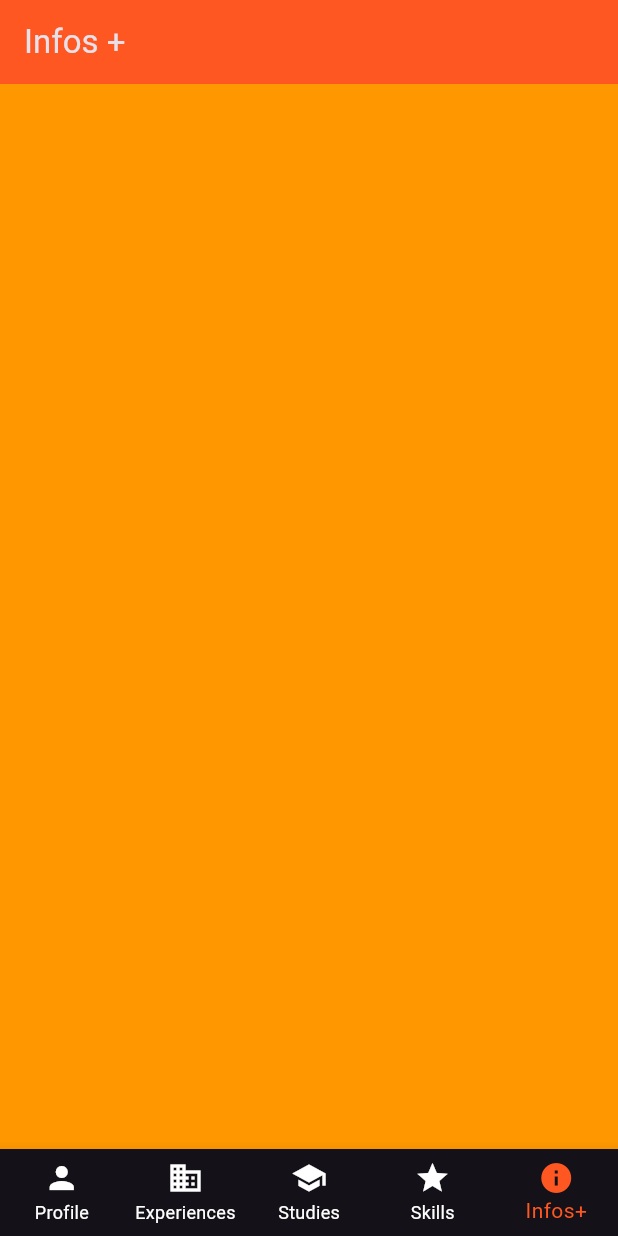
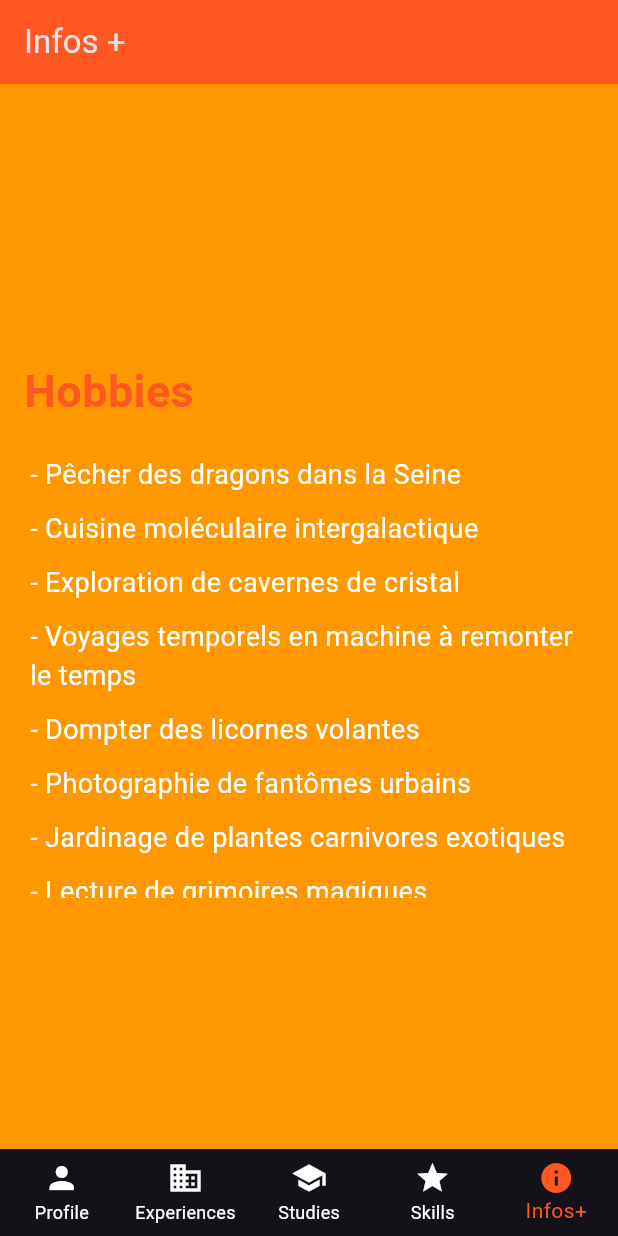
Before and after one commit to Nenuphare/CV_Flutter, a Flutter app: the screen it shows after launch, item 5 of the bottom bar chosen, on a phone screen of 412 x 824 dp. Run offline on Flutter 3.47's test engine with Material 3 defaults, Android fonts, the phone set to English and light mode, and no system bars; network calls fail.

Commit message:
Infos+ and lil chang in readme

```diff
--- a/lib/screens/infos.dart
+++ b/lib/screens/infos.dart
@@ -5,11 +5,64 @@ class InfosScreen extends StatelessWidget {
 
   @override
   Widget build(BuildContext context) {
+    final List<String> hobbies = [
+      '- Pêcher des dragons dans la Seine',
+      '- Cuisine moléculaire intergalactique',
+      '- Exploration de cavernes de cristal',
+      '- Voyages temporels en machine à remonter le temps',
+      '- Dompter des licornes volantes',
+      '- Photographie de fantômes urbains',
+      '- Jardinage de plantes carnivores exotiques',
+      '- Lecture de grimoires magiques',
+      '- Organisation de courses d\'escargots supersoniques',
+      '- Fabrication de robots en chocolat',
+    ];
+
     return Scaffold(
       appBar: AppBar(
         title: const Text("Infos +"),
         backgroundColor: Colors.deepOrange,
       ),
+      body: Container(
+        child: Center(
+          child: Column(
+            mainAxisAlignment: MainAxisAlignment.center,
+            crossAxisAlignment: CrossAxisAlignment.start,
+            children: [
+              Padding(
+                padding: const EdgeInsets.all(16.0),
+                child: Text(
+                  'Hobbies',
+                  style: TextStyle(
+                    color: Colors.deepOrange,
+                    fontSize: 30,
+                    fontWeight: FontWeight.bold,
+                  ),
+                ),
+              ),
+              SizedBox(
+                height: 300, // Limite la hauteur de la liste
+                child: ListView.builder(
+                  shrinkWrap: true,
+                  itemCount: hobbies.length,
+                  itemBuilder: (context, index) {
+                    return Padding(
+                      padding: const EdgeInsets.symmetric(
+                          horizontal: 20.0, vertical: 5.0),
+                      child: Text(
+                        hobbies[index],
+                        style:
+                            const TextStyle(color: Colors.white, fontSize: 18),
+                        softWrap: true,
+                      ),
+                    );
+                  },
+                ),
+              ),
+            ],
+          ),
+        ),
+      ),
     );
   }
 }
```
Also changed, not shown: 1 other file.
